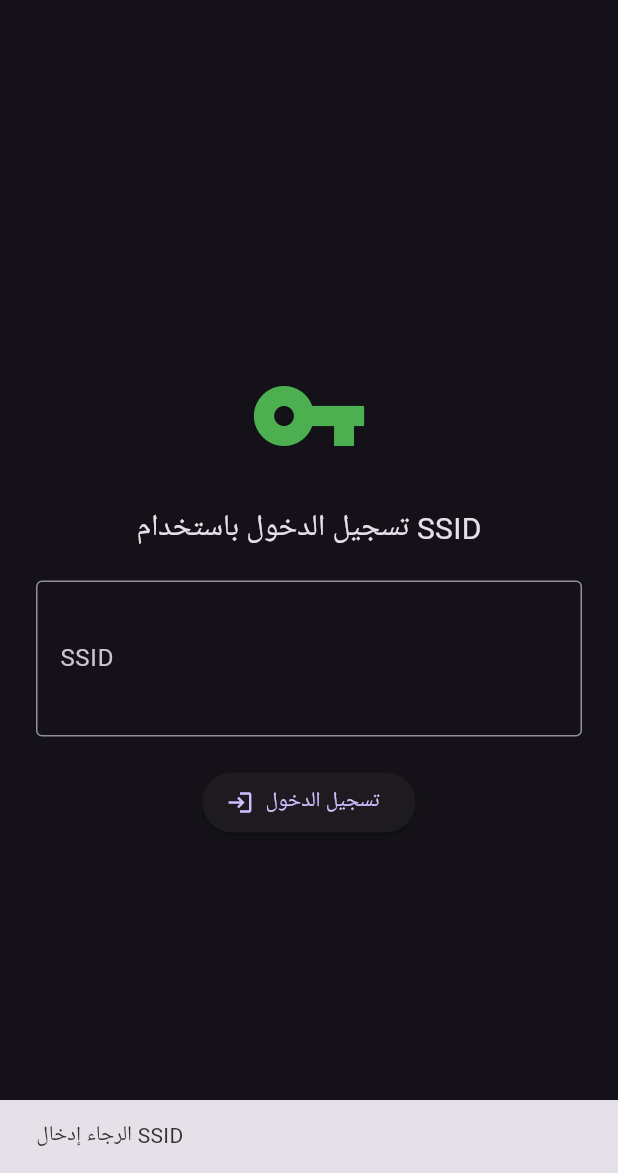
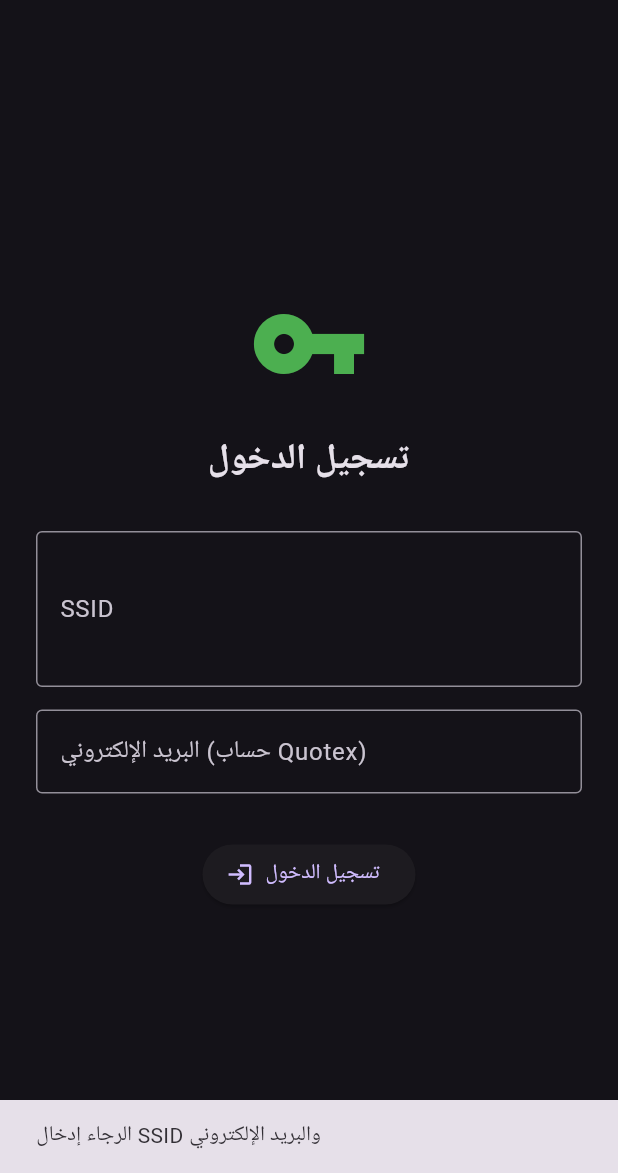
Before and after one commit to cvn3443-ctrl/Alking-Pro, a Flutter app: the screen it shows after launch, after a tap on "تسجيل الدخول", on a phone screen of 412 x 824 dp, the part 63-1236 px from its top. Run offline on Flutter 3.47's test engine with Material 3 defaults, Android fonts, the phone set to English and light mode, and no system bars; our stand-ins replace shared_preferences, webview_flutter.

Commit message:
Update home_screen.dart

```diff
--- a/lib/screens/home_screen.dart
+++ b/lib/screens/home_screen.dart
@@ -1,6 +1,6 @@
 import 'package:flutter/material.dart';
+import 'package:webview_flutter/webview_flutter.dart';
 import 'package:shared_preferences/shared_preferences.dart';
-import 'package:webview_flutter/webview_flutter.dart';
 import '../services/quotex_api.dart';
 import 'dart:async';
 import 'dart:convert';
@@ -17,6 +17,7 @@ class _HomeScreenState extends State<HomeScreen> {
   bool _isLoading = false;
   bool _isLoggedIn = false;
   final TextEditingController _ssidController = TextEditingController();
+  final TextEditingController _emailController = TextEditingController();
 
   bool _botActive = false;
   int _winStreak = 0;
@@ -54,33 +55,63 @@ class _HomeScreenState extends State<HomeScreen> {
   Future<void> _checkSavedSession() async {
     final prefs = await SharedPreferences.getInstance();
     final savedSsid = prefs.getString('quotex_ssid');
-    if (savedSsid != null) {
+    final savedEmail = prefs.getString('quotex_email');
+    if (savedSsid != null && savedEmail != null) {
       setState(() => _isLoggedIn = true);
+      _loadAssets();
     }
+  }
+
+  // 🔥 دالة لحقن SSID في WebView (لتسجيل الدخول تلقائياً)
+  Future<void> _injectSSIDIntoWebView(String ssid, String email) async {
+    await _webViewController.runJavaScript('''
+      (function() {
+        // محاولة تسجيل الدخول عبر تخزين الـ SSID في الكوكيز
+        document.cookie = "ssid=$ssid; path=/";
+        document.cookie = "quotex_email=$email; path=/";
+        location.reload();
+      })();
+    ''');
+    await Future.delayed(Duration(seconds: 2));
   }
 
   Future<void> _login() async {
     final ssid = _ssidController.text.trim();
-    if (ssid.isEmpty) {
-      _showSnackbar('الرجاء إدخال SSID');
+    final email = _emailController.text.trim();
+
+    if (ssid.isEmpty || email.isEmpty) {
+      _showSnackbar('الرجاء إدخال SSID والبريد الإلكتروني');
       return;
     }
 
     setState(() => _isLoading = true);
-    bool success = await _api.loginWithSSID(ssid);
-    if (success) {
+
+    // 1. التحقق من صحة الـ SSID (نتصل بـ Quotex API)
+    bool isValid = await _api.loginWithSSID(ssid);
+    if (!isValid) {
+      _showSnackbar('❌ SSID غير صالح');
+      setState(() => _isLoading = false);
+      return;
+    }
+
+    // 2. التحقق من تطابق البريد مع الـ SSID (إذا أمكن)
+    // (يمكن إضافة خطوة استدعاء API لجلب بريد الحساب من الـ SSID)
+    // نفترض نجاحها حالياً.
+
+    // 3. حفظ البيانات
     final prefs = await SharedPreferences.getInstance();
     await prefs.setString('quotex_ssid', ssid);
+    await prefs.setString('quotex_email', email);
+
+    // 4. حقن الـ SSID في WebView لتسجيل الدخول تلقائياً
+    await _injectSSIDIntoWebView(ssid, email);
+
     setState(() {
       _isLoggedIn = true;
       _isLoading = false;
     });
     _showSnackbar('✅ تم تسجيل الدخول بنجاح');
     await _loadAssets();
-    } else {
-      _showSnackbar('❌ فشل تسجيل الدخول');
-      setState(() => _isLoading = false);
-    }
   }
 
   Future<void> _loadAssets() async {
@@ -171,7 +202,6 @@ class _HomeScreenState extends State<HomeScreen> {
   void _executeTrade() async {
     if (!_botActive) return;
 
-    // 🔥 هنا سيتم استدعاء التحليل الحقيقي واتخاذ القرار
     bool isWin = DateTime.now().millisecondsSinceEpoch % 100 < 70;
     double amount = _isPercentage ? 0.0 : double.parse(_amountController.text);
 
@@ -349,7 +379,7 @@ class _HomeScreenState extends State<HomeScreen> {
                 Expanded(
                   child: WebViewWidget(controller: _webViewController),
                 ),
-                _buildReportsTab(), // تبويب التقارير أسفل الشاشة (يمكن تعديله)
+                _buildReportsTab(),
               ],
             )
           : _buildLoginScreen(),
@@ -372,8 +402,8 @@ class _HomeScreenState extends State<HomeScreen> {
           children: [
             const Icon(Icons.vpn_key, size: 80, color: Colors.green),
             const SizedBox(height: 20),
-            const Text('تسجيل الدخول باستخدام SSID', style: TextStyle(fontSize: 20)),
-            const SizedBox(height: 20),
+            const Text('تسجيل الدخول', style: TextStyle(fontSize: 24, fontWeight: FontWeight.bold)),
+            const SizedBox(height: 30),
             TextField(
               controller: _ssidController,
               decoration: const InputDecoration(
@@ -383,7 +413,16 @@ class _HomeScreenState extends State<HomeScreen> {
               ),
               maxLines: 3,
             ),
-            const SizedBox(height: 20),
+            const SizedBox(height: 15),
+            TextField(
+              controller: _emailController,
+              decoration: const InputDecoration(
+                labelText: 'البريد الإلكتروني (حساب Quotex)',
+                hintText: 'example@email.com',
+                border: OutlineInputBorder(),
+              ),
+            ),
+            const SizedBox(height: 30),
             ElevatedButton.icon(
               onPressed: _isLoading ? null : _login,
               icon: const Icon(Icons.login),
@@ -398,7 +437,7 @@ class _HomeScreenState extends State<HomeScreen> {
   Widget _buildReportsTab() {
     final remainingTarget = _targetTrades - (_totalTrades % _targetTrades);
     return Container(
-      height: 200, // ارتفاع ثابت لشريط التقارير أسفل الشاشة
+      height: 180,
       color: Colors.grey[900],
       child: Padding(
         padding: const EdgeInsets.all(8.0),
```
Lines whose indentation alone changed are shown as unchanged.
